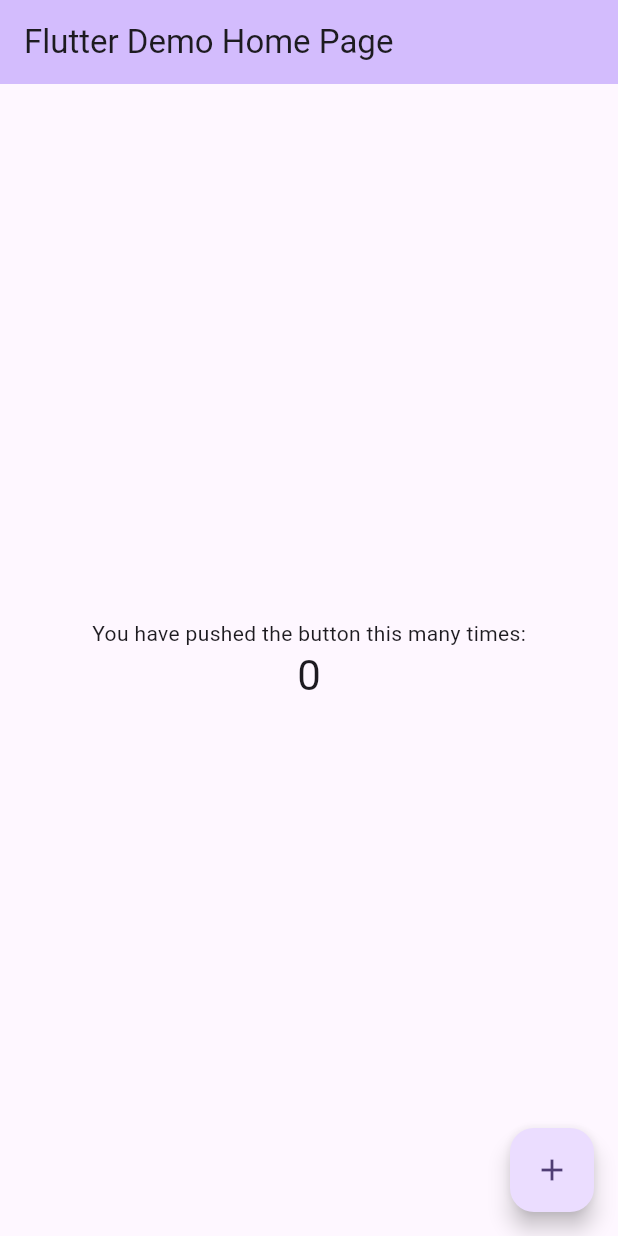
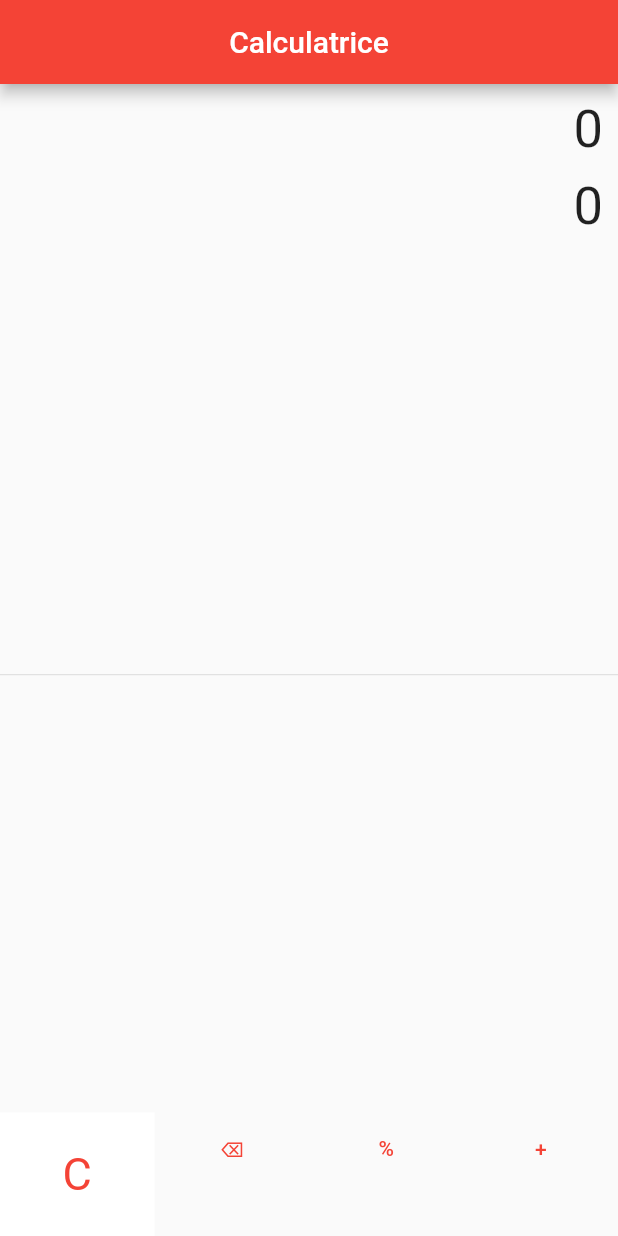
Before and after one commit to niar92i/calculatrice, a Flutter app: the screen it shows after launch, on a phone screen of 412 x 824 dp. Run offline on Flutter 3.47's test engine with Material 2 defaults, Android fonts, the phone set to English and light mode, and no system bars.

Commit message:
conception front end

```diff
--- a/lib/main.dart
+++ b/lib/main.dart
@@ -1,125 +1,81 @@
 import 'package:flutter/material.dart';
 
-void main() {
-  runApp(const MyApp());
+void main(){
+  runApp(Calculatrice());
 }
 
-class MyApp extends StatelessWidget {
-  const MyApp({super.key});
+class Calculatrice extends StatelessWidget {
+  const Calculatrice({super.key});
 
-  // This widget is the root of your application.
   @override
   Widget build(BuildContext context) {
     return MaterialApp(
-      title: 'Flutter Demo',
-      theme: ThemeData(
-        // This is the theme of your application.
-        //
-        // TRY THIS: Try running your application with "flutter run". You'll see
-        // the application has a blue toolbar. Then, without quitting the app,
-        // try changing the seedColor in the colorScheme below to Colors.green
-        // and then invoke "hot reload" (save your changes or press the "hot
-        // reload" button in a Flutter-supported IDE, or press "r" if you used
-        // the command line to start the app).
-        //
-        // Notice that the counter didn't reset back to zero; the application
-        // state is not lost during the reload. To reset the state, use hot
-        // restart instead.
-        //
-        // This works for code too, not just values: Most code changes can be
-        // tested with just a hot reload.
-        colorScheme: ColorScheme.fromSeed(seedColor: Colors.deepPurple),
-        useMaterial3: true,
-      ),
-      home: const MyHomePage(title: 'Flutter Demo Home Page'),
+      title: "Calculatrice",
+      theme: ThemeData(primarySwatch: Colors.red),
+      home: CalculatriceSimple(),
     );
   }
 }
 
-class MyHomePage extends StatefulWidget {
-  const MyHomePage({super.key, required this.title});
-
-  // This widget is the home page of your application. It is stateful, meaning
-  // that it has a State object (defined below) that contains fields that affect
-  // how it looks.
-
-  // This class is the configuration for the state. It holds the values (in this
-  // case the title) provided by the parent (in this case the App widget) and
-  // used by the build method of the State. Fields in a Widget subclass are
-  // always marked "final".
-
-  final String title;
+class CalculatriceSimple extends StatefulWidget {
+  const CalculatriceSimple({super.key});
 
   @override
-  State<MyHomePage> createState() => _MyHomePageState();
+  State<CalculatriceSimple> createState() => _CalculatriceSimpleState();
 }
 
-class _MyHomePageState extends State<MyHomePage> {
-  int _counter = 0;
+class _CalculatriceSimpleState extends State<CalculatriceSimple> {
 
-  void _incrementCounter() {
-    setState(() {
-      // This call to setState tells the Flutter framework that something has
-      // changed in this State, which causes it to rerun the build method below
-      // so that the display can reflect the updated values. If we changed
-      // _counter without calling setState(), then the build method would not be
-      // called again, and so nothing would appear to happen.
-      _counter++;
-    });
+  Widget calculatriceButton(String textButton, Color colorText, Color colorButton){
+    return Container(
+      height: MediaQuery.of(context).size.height * 0.1,
+      padding: EdgeInsets.all(16),
+      color: colorButton,
+      child: MaterialButton(onPressed: null, child: Text(textButton, style: TextStyle(color: colorText, fontSize: 30, fontWeight: FontWeight.normal),),),
+    );
   }
 
   @override
   Widget build(BuildContext context) {
-    // This method is rerun every time setState is called, for instance as done
-    // by the _incrementCounter method above.
-    //
-    // The Flutter framework has been optimized to make rerunning build methods
-    // fast, so that you can just rebuild anything that needs updating rather
-    // than having to individually change instances of widgets.
     return Scaffold(
       appBar: AppBar(
-        // TRY THIS: Try changing the color here to a specific color (to
-        // Colors.amber, perhaps?) and trigger a hot reload to see the AppBar
-        // change color while the other colors stay the same.
-        backgroundColor: Theme.of(context).colorScheme.inversePrimary,
-        // Here we take the value from the MyHomePage object that was created by
-        // the App.build method, and use it to set our appbar title.
-        title: Text(widget.title),
+        title: const Text('Calculatrice'),
+        centerTitle: true,
       ),
-      body: Center(
-        // Center is a layout widget. It takes a single child and positions it
-        // in the middle of the parent.
-        child: Column(
-          // Column is also a layout widget. It takes a list of children and
-          // arranges them vertically. By default, it sizes itself to fit its
-          // children horizontally, and tries to be as tall as its parent.
-          //
-          // Column has various properties to control how it sizes itself and
-          // how it positions its children. Here we use mainAxisAlignment to
-          // center the children vertically; the main axis here is the vertical
-          // axis because Columns are vertical (the cross axis would be
-          // horizontal).
-          //
-          // TRY THIS: Invoke "debug painting" (choose the "Toggle Debug Paint"
-          // action in the IDE, or press "p" in the console), to see the
-          // wireframe for each widget.
-          mainAxisAlignment: MainAxisAlignment.center,
-          children: <Widget>[
-            const Text(
-              'You have pushed the button this many times:',
-            ),
-            Text(
-              '$_counter',
-              style: Theme.of(context).textTheme.headlineMedium,
-            ),
-          ],
-        ),
+      body: Column(
+        children: [
+          Container( //Conteneur qui contient l'équation
+            alignment: Alignment.centerRight,
+            padding: const EdgeInsets.fromLTRB(20, 10, 10, 0),
+            child: Text('0', style: TextStyle(fontSize: 35),),
+          ),
+          Container( //Conteneur qui contient les chiffres saisis par l'utilisateur
+            alignment: Alignment.centerRight,
+            padding: const EdgeInsets.fromLTRB(20, 10, 10, 0),
+            child: Text('0', style: TextStyle(fontSize: 35),),
+          ),
+          const Expanded(child: Divider()),
+          Row(
+            mainAxisAlignment: MainAxisAlignment.center,
+            children: [
+              Container(
+                width: MediaQuery.of(context).size.width,
+                child: Table(
+                children: [
+                  TableRow(
+                    children: [
+                      calculatriceButton("C", Colors.red, Colors.white),
+                      MaterialButton(onPressed: null, child: Text('⌫', style: TextStyle(color: Colors.red),),),
+                      MaterialButton(onPressed: null, child: Text('%', style: TextStyle(color: Colors.red),),),
+                      MaterialButton(onPressed: null, child: Text('+', style: TextStyle(color: Colors.red),),)
+                    ],
+                  )
+                ],
+              ),)
+            ],
+          ),
+        ],
       ),
-      floatingActionButton: FloatingActionButton(
-        onPressed: _incrementCounter,
-        tooltip: 'Increment',
-        child: const Icon(Icons.add),
-      ), // This trailing comma makes auto-formatting nicer for build methods.
     );
   }
 }
```
